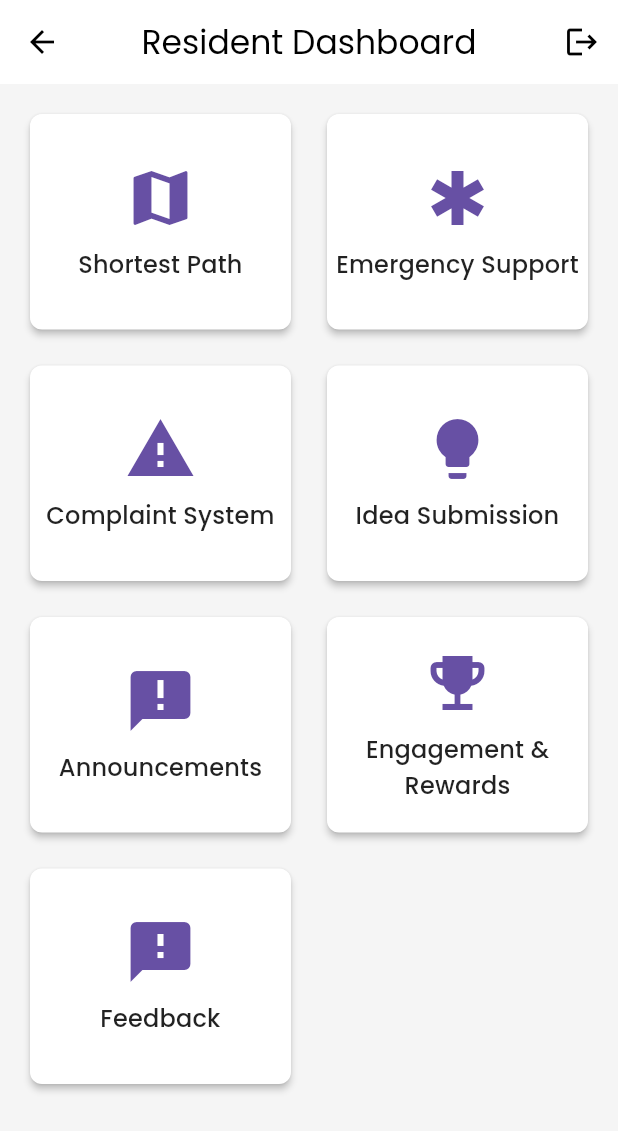
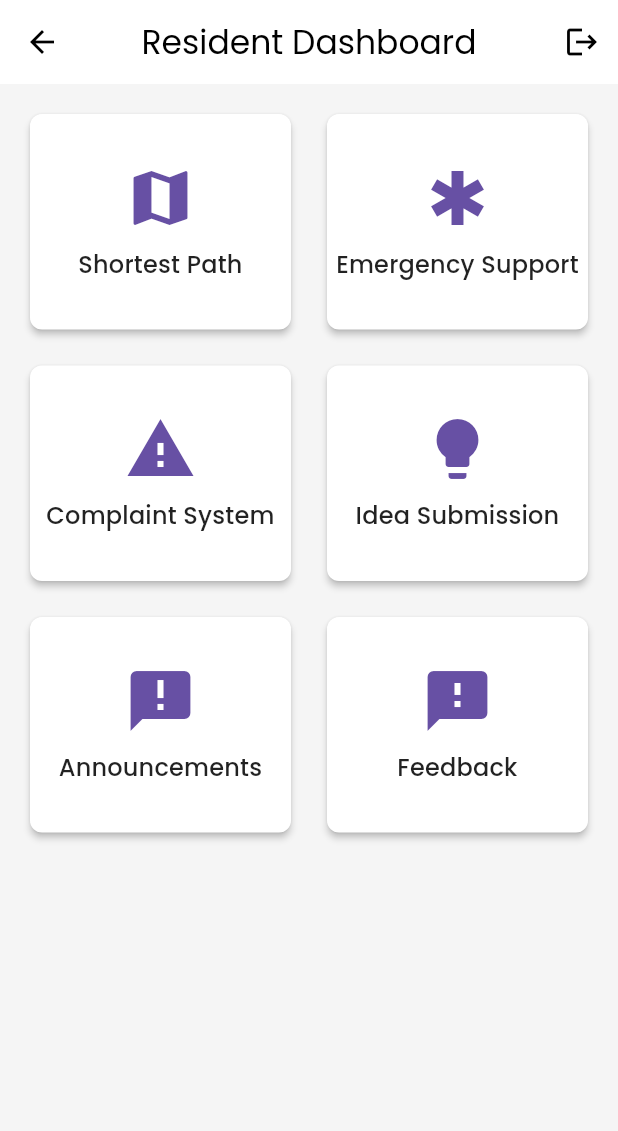
Before and after one commit to ahnaf-1232/Smart-Dhaka-Frontend, a Flutter app: the ResidentDashboard screen opened by its route, on a phone screen of 412 x 824 dp. Shown: the top 1131 px of the screen. Run offline on Flutter 3.47's test engine with Material 3 defaults, Android fonts, the phone set to English and light mode, and no system bars; our stand-ins replace fl_chart, flutter_dotenv, flutter_map, flutter_secure_storage, geocoding, geolocator and 2 more; accounts and stored records are empty; network calls fail.

Commit message:
new update

```diff
--- a/lib/screens/dashboards/resident_dashboard.dart
+++ b/lib/screens/dashboards/resident_dashboard.dart
@@ -60,11 +60,11 @@ class ResidentDashboard extends StatelessWidget {
             title: 'Announcements',
             route: '/announcements',
           ),
-          DashboardFeatureCard(
-            icon: Icons.emoji_events,
-            title: 'Engagement & Rewards',
-            route: '/engagement-rewards',
-          ),
+          // DashboardFeatureCard(
+          //   icon: Icons.emoji_events,
+          //   title: 'Engagement & Rewards',
+          //   route: '/engagement-rewards',
+          // ),
           DashboardFeatureCard(
             icon: Icons.feedback,
             title: 'Feedback',
--- a/lib/screens/features/emergency_support_screen.dart
+++ b/lib/screens/features/emergency_support_screen.dart
@@ -73,7 +73,7 @@ class _EmergencySupportScreenState extends State<EmergencySupportScreen>
           ),
           const SizedBox(height: 8),
           ElevatedButton.icon(
-            onPressed: () => _findNearestServiceStation(context, 'Fire'),
+            onPressed: () => _findNearestServiceStation(context, 'Fire Service'),
             icon: const Icon(Icons.local_fire_department),
             label: const Text('Fire'),
           ),
--- a/lib/screens/features/idea_submission_screen.dart
+++ b/lib/screens/features/idea_submission_screen.dart
@@ -1,4 +1,5 @@
 import 'package:flutter/material.dart';
+import 'package:flutter/widgets.dart';
 import 'package:flutter_secure_storage/flutter_secure_storage.dart';
 import 'package:smart_dhaka_app/screens/features/idea_details.dart';
 import 'package:smart_dhaka_app/services/idea_service.dart';
@@ -311,7 +312,8 @@ class _AllIdeasTabState extends State<AllIdeasTab> {
                     mainAxisAlignment: MainAxisAlignment.center,
                     children: [
                       Text('${idea['votes']} votes'),
-                      IconButton(
+                      Flexible(
+                        child: IconButton(
                           icon: Icon(
                             Icons.thumb_up,
                             color: hasVoted ? Colors.blue : Colors.grey,
@@ -323,6 +325,7 @@ class _AllIdeasTabState extends State<AllIdeasTab> {
                               _removeVoteForIdea(idea['_id']);
                             }
                           },
+                        ),
                       ),
                     ],
                   ),
--- a/lib/services/complaint_service.dart
+++ b/lib/services/complaint_service.dart
@@ -83,6 +83,7 @@ class ComplaintService {
             .map((complaint) => {
                   '_id': complaint['_id'],
                   'id': complaint['id'],
+                  'title': complaint['title'],
                   'description': complaint['description'],
                   'votes': complaint['votes'],
                   'status': complaint['status'],
```
Also changed, not shown: lib/screens/features/complaint_system_screen.dart (+9 -4 lines). Lines whose indentation alone changed are shown as unchanged.
